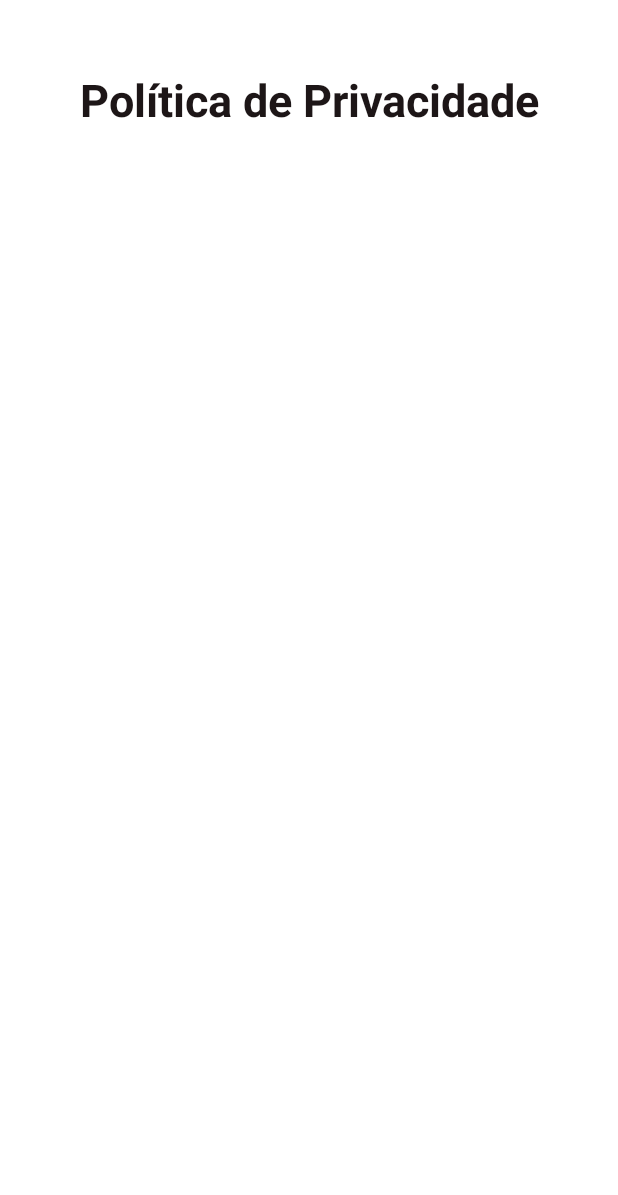
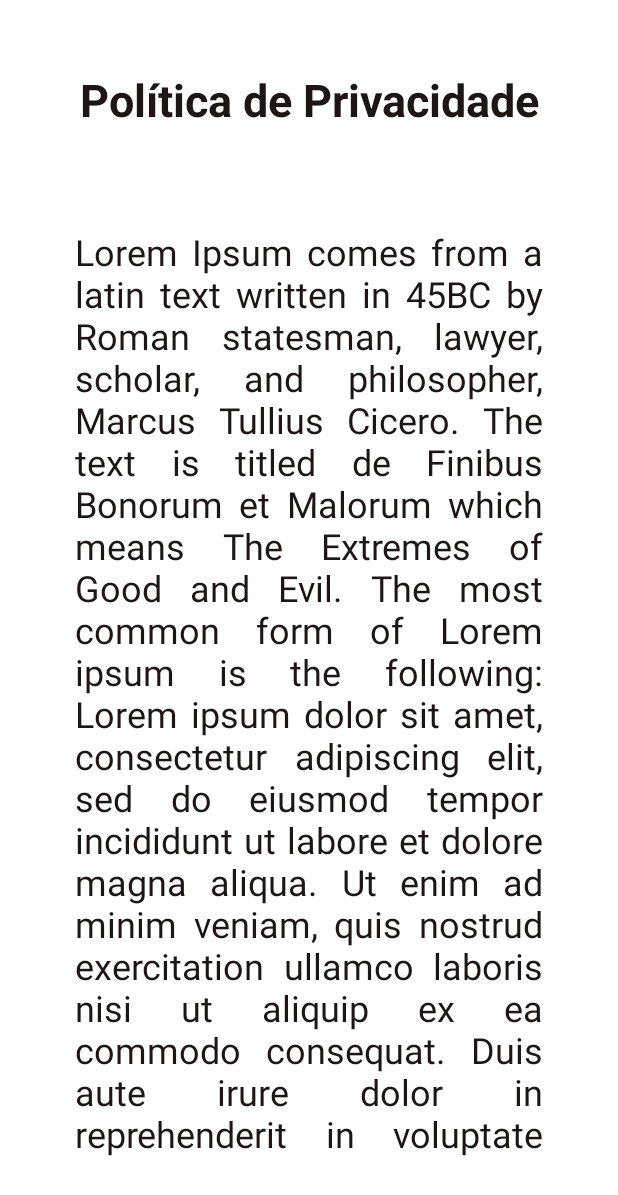
Before and after one commit to mjnesteves/FollowMe, an Android app built with Jetpack Compose: the @Preview function PoliticaPrivacidadePreview, on a phone screen of 412 x 824 dp. Shown: the top 1195 px of the screen. Run offline under Robolectric (Android 15) with nearby library versions, the phone set to English and light mode, and no system bars.

Commit message:
Termos e Condições -> Adicionado package com componentes exclusivos do ecrã e respetivo ficheiro de componentes

```diff
--- a/app/src/main/java/com/followme/components/AppComponents.kt
+++ b/app/src/main/java/com/followme/components/AppComponents.kt
@@ -16,9 +16,11 @@ import androidx.compose.foundation.layout.padding
 import androidx.compose.foundation.layout.width
 import androidx.compose.foundation.lazy.LazyColumn
 import androidx.compose.foundation.lazy.items
+import androidx.compose.foundation.rememberScrollState
 import androidx.compose.foundation.shape.RoundedCornerShape
 import androidx.compose.foundation.text.KeyboardActions
 import androidx.compose.foundation.text.KeyboardOptions
+import androidx.compose.foundation.verticalScroll
 import androidx.compose.material.AlertDialog
 import androidx.compose.material.Button
 import androidx.compose.material.ButtonDefaults
@@ -85,6 +87,7 @@ fun NormalTextComponent(value:String){
         )
         , color = colorResource(id= R.color.colorText),
         textAlign = TextAlign.Center
+
     )
 }
 
--- /dev/null
+++ b/app/src/main/java/com/followme/data/criarconta/CriarConta_componentes.kt
@@ -0,0 +1 @@
+package com.followme.data.criarconta
--- /dev/null
+++ b/app/src/main/java/com/followme/data/login/Login_Componentes.kt
@@ -0,0 +1,4 @@
+package com.followme.data.login
+
+class Login_Componentes {
+}
--- /dev/null
+++ b/app/src/main/java/com/followme/data/politica/Componentes_Politica.kt
@@ -0,0 +1,39 @@
+package com.followme.data.politica
+
+import androidx.compose.foundation.layout.fillMaxWidth
+import androidx.compose.foundation.layout.heightIn
+import androidx.compose.foundation.layout.padding
+import androidx.compose.foundation.rememberScrollState
+import androidx.compose.foundation.verticalScroll
+import androidx.compose.material.Text
+import androidx.compose.runtime.Composable
+import androidx.compose.ui.Modifier
+import androidx.compose.ui.res.colorResource
+import androidx.compose.ui.text.TextStyle
+import androidx.compose.ui.text.font.FontStyle
+import androidx.compose.ui.text.font.FontWeight
+import androidx.compose.ui.text.style.TextAlign
+import androidx.compose.ui.unit.dp
+import androidx.compose.ui.unit.sp
+import com.followme.R
+
+@Composable
+fun Texto(value: String) {
+    Text(
+        text = value,
+        modifier = Modifier
+            .verticalScroll(rememberScrollState())
+            .padding(vertical = 25.dp)
+            .fillMaxWidth()
+            .heightIn(min = 20.dp),
+        style = TextStyle(
+            fontSize = 24.sp,
+            fontWeight = FontWeight.Normal,
+            fontStyle = FontStyle.Normal
+        ), color = colorResource(id = R.color.colorText),
+        textAlign = TextAlign.Justify
+
+    )
+
+
+}
--- a/app/src/main/java/com/followme/screens/Home.kt
+++ b/app/src/main/java/com/followme/screens/Home.kt
@@ -98,6 +98,7 @@ fun Home(homeViewModel: HomeViewModel = viewModel()) {
                 //isEnabled = loginViewModel.allValidationsPassed.value
             )
 
+
             Spacer(modifier = Modifier.height(100.dp))
 
             ButtonComponent(
--- a/app/src/main/java/com/followme/screens/PoliticaPrivacidade.kt
+++ b/app/src/main/java/com/followme/screens/PoliticaPrivacidade.kt
@@ -3,7 +3,9 @@ package com.followme.screens
 import androidx.activity.compose.BackHandler
 import androidx.compose.foundation.background
 import androidx.compose.foundation.layout.Column
+import androidx.compose.foundation.layout.Spacer
 import androidx.compose.foundation.layout.fillMaxSize
+import androidx.compose.foundation.layout.height
 import androidx.compose.foundation.layout.padding
 import androidx.compose.material.Surface
 import androidx.compose.runtime.Composable
@@ -15,11 +17,12 @@ import androidx.compose.ui.unit.dp
 import androidx.navigation.NavController
 import com.followme.R
 import com.followme.components.HeadingTextComponent
-
+import com.followme.components.NormalTextComponent
+import com.followme.data.politica.Texto
 
 
 @Composable
-fun PoliticaPrivacidade(navController: NavController, ){
+fun PoliticaPrivacidade(navController: NavController) {
 
     Surface(
         color = Color.White,
@@ -35,7 +38,10 @@ fun PoliticaPrivacidade(navController: NavController, ){
                 .fillMaxSize()
         ) {
         HeadingTextComponent(value= stringResource(id= R.string.politica_privacidade_cabecalho))
-    }
+            Spacer(modifier = Modifier.height(40.dp))
+            Texto(value = stringResource(id = R.string.ConteudoPolitica))
+        }
+
 
 
         BackHandler {
--- a/app/src/main/res/values/strings.xml
+++ b/app/src/main/res/values/strings.xml
@@ -26,5 +26,16 @@
     <string name="error_title">Erro no login</string>
     <string name="SinaisVitais">Sinais Vitais</string>
     <string name="HistoricoMedico">Histórico Médico</string>
+    <string name="ConteudoPolitica">
+        Lorem Ipsum comes from a latin text written in 45BC by Roman statesman, lawyer, scholar, and philosopher, Marcus Tullius Cicero. The text is titled "de Finibus Bonorum et Malorum" which means "The Extremes of Good and Evil". The most common form of Lorem ipsum is the following:
+
+Lorem ipsum dolor sit amet, consectetur adipiscing elit, sed do eiusmod tempor incididunt ut labore et dolore magna aliqua. Ut enim ad minim veniam, quis nostrud exercitation ullamco laboris nisi ut aliquip ex ea commodo consequat. Duis aute irure dolor in reprehenderit in voluptate velit esse cillum dolore eu fugiat nulla pariatur. Excepteur sint occaecat cupidatat non proident, sunt in culpa qui officia deserunt mollit anim id est laborum.
+
+The text is a corrupted version of the original and therefore does not mean anything in particular. The book however where it originates discusses the philosophical views of Epicureanism, Stoicism, and the Platonism of Antiochus of Ascalon.
+
+Lorem ipsum is widely in use since the 14th century and up to today as the default dummy "random" text of the typesetting and web development industry. In fact not only it has survived the test of time but it thrived and can be found in many software products, from Microsoft Word to WordPress.
+
+
+    </string>
 
 </resources>
```
Also changed, not shown: app/src/main/java/com/followme/app/PostOffice.kt (deleted, +0 -49 lines).
